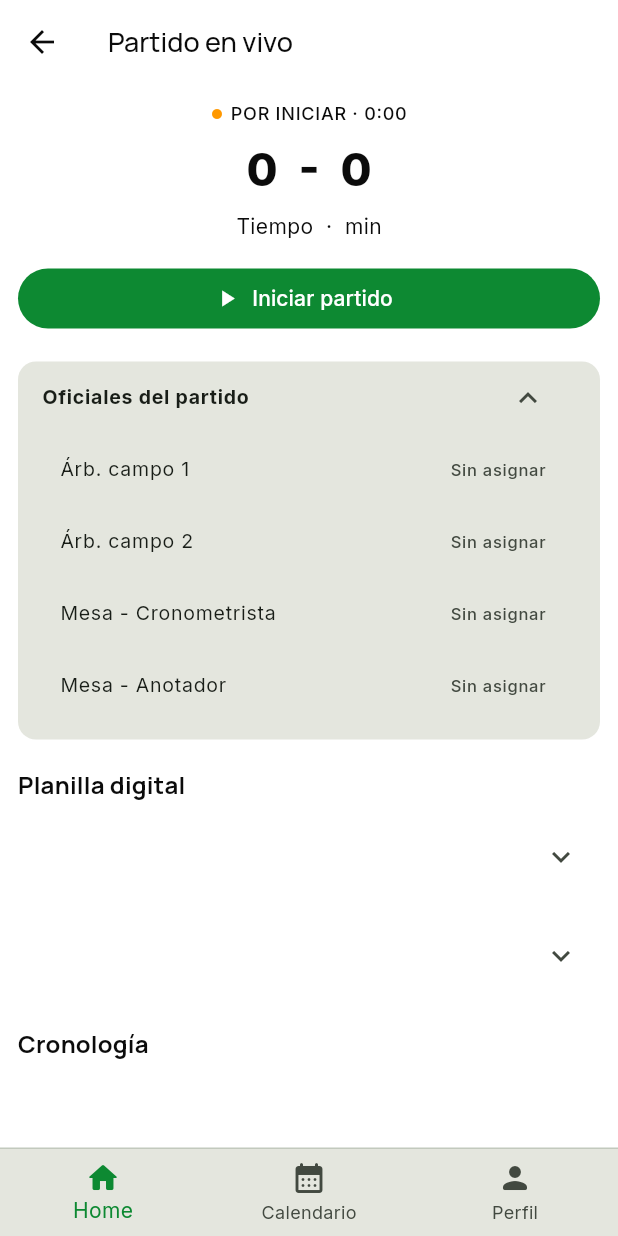
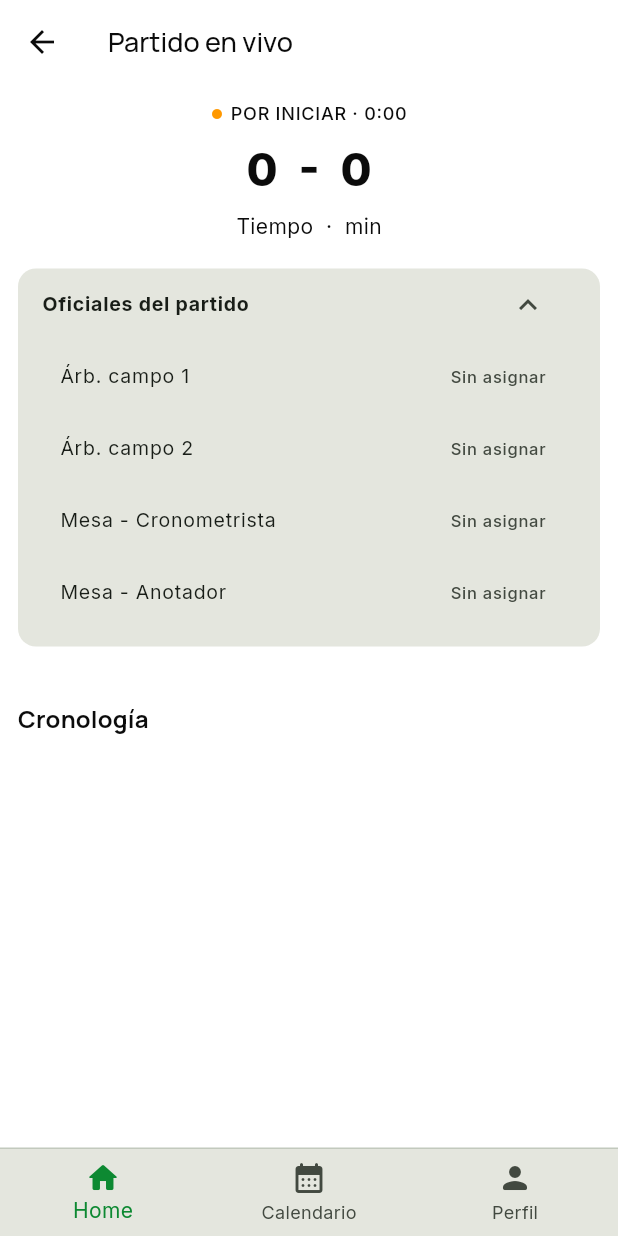
Before and after one commit to tatiana1104/handplay_demo, a Flutter app: the LiveMatchScreen screen opened directly with empty values, on a phone screen of 412 x 824 dp. Run offline on Flutter 3.47's test engine with Material 3 defaults, Android fonts, the phone set to English and light mode, and no system bars; our stand-ins replace cloud_firestore, dartz, equatable, firebase_auth, firebase_core, firebase_messaging and 5 more; accounts and stored records are empty.

Commit message:
Show digital scoresheet only to referees

```diff
--- a/lib/features/matches/presentation/screens/live_match_screen.dart
+++ b/lib/features/matches/presentation/screens/live_match_screen.dart
@@ -64,11 +64,16 @@ class _LiveMatchScreenState extends State<LiveMatchScreen> {
     return _match['${key}Name']?.toString() ?? _officialNames[value] ?? 'Sin nombre';
   }
 
+  bool get _isReferee {
+    final state = context.read<AuthBloc>().state;
+    return state is AuthAuthenticated && state.user.roles.any((role) => role == 'arbitro' || role == 'referee');
+  }
+
   bool get _canStart {
     final state = context.read<AuthBloc>().state;
     if (state is! AuthAuthenticated) return false;
     final uid = state.user.uid;
-    return uid == _match['timekeeper'] || uid == _match['scorer'];
+    return _isReferee && (uid == _match['timekeeper'] || uid == _match['scorer']);
   }
 
   Future<void> _startMatch() async {
@@ -132,7 +137,7 @@ class _LiveMatchScreenState extends State<LiveMatchScreen> {
           ]),
         ),
         const SizedBox(height: 18),
-        _section('Planilla digital', [
+        if (_isReferee) _section('Planilla digital', [
           StreamBuilder<QuerySnapshot<Map<String, dynamic>>>(
             stream: _registrationStream,
             builder: (context, snapshot) {
```
Also changed, not shown: 1 other file.
